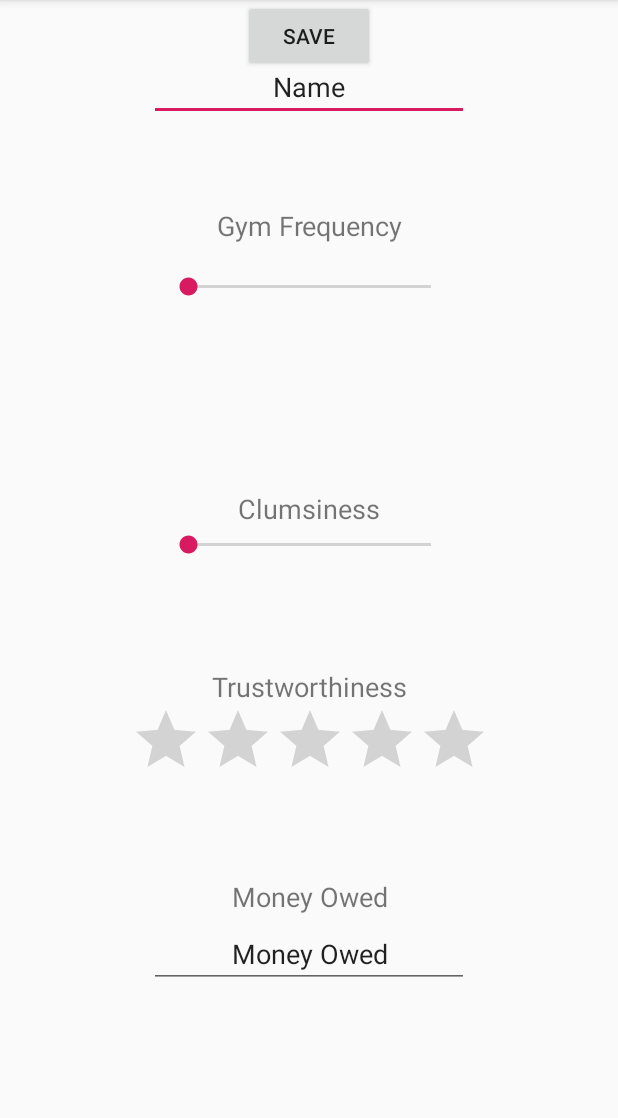
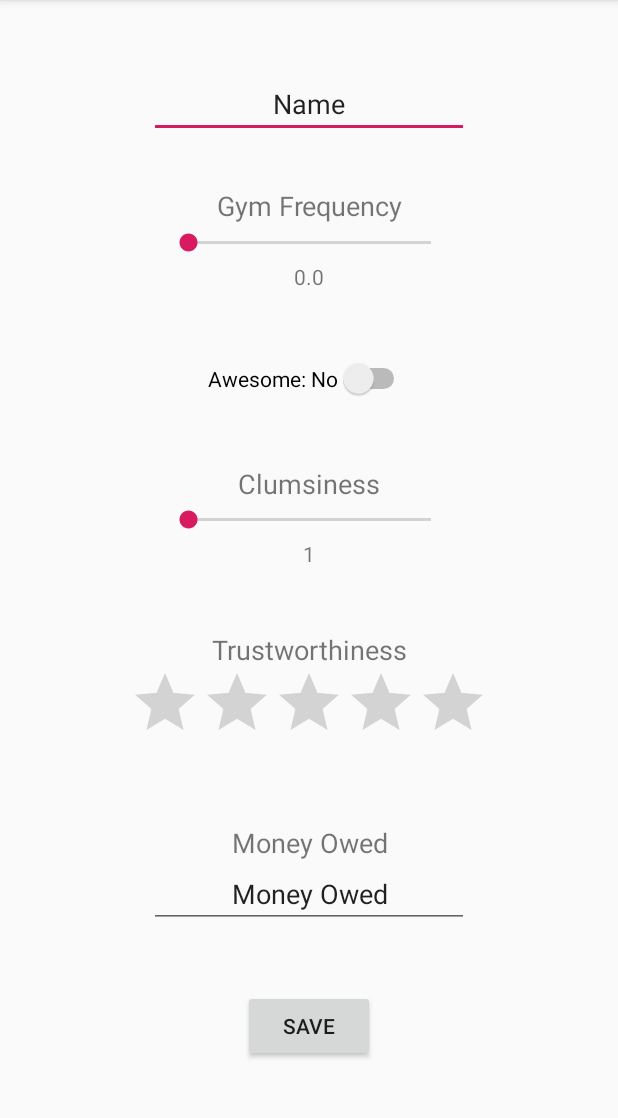
Before and after one commit to Tantime/Databases, an Android app: the FriendDetailActivity screen opened directly, with no data from a screen before it, on a phone screen of 412 x 824 dp, the part 84-1202 px from its top. Run offline under Robolectric (Android 15) with nearby library versions, the phone set to English and light mode, and no system bars; 6 statements that could not run were skipped.

Commit message:
value of progressbar works now

```diff
--- a/app/src/main/java/com/mistershorr/databases/Credentials.java
+++ b/app/src/main/java/com/mistershorr/databases/Credentials.java
@@ -1,6 +1,6 @@
 package com.mistershorr.databases;
 
 public class Credentials {
-    public static final String API_KEY = "01F6D05D-D7B7-4776-9986-F044B2D06073";
+    public static final String API_KEY = "AA99B970-9303-4861-8B9F-31D31B11665C";
     public static final String APP_ID = "DD8EDD56-B2E0-4481-9F89-DE7427F9FC60";
 }
--- a/app/src/main/java/com/mistershorr/databases/FriendDetailActivity.java
+++ b/app/src/main/java/com/mistershorr/databases/FriendDetailActivity.java
@@ -1,8 +1,10 @@
 package com.mistershorr.databases;
 
+import androidx.annotation.RequiresApi;
 import androidx.appcompat.app.AppCompatActivity;
 
 import android.content.Intent;
+import android.os.Build;
 import android.os.Bundle;
 import android.text.Editable;
 import android.text.TextWatcher;
@@ -21,15 +23,19 @@ public class FriendDetailActivity extends AppCompatActivity {
     private EditText editTextName;
     private TextView textViewGymFrequency;
     private SeekBar seekBarChangeGymFrequency;
+    private TextView textViewGymFrequencyValue;
     private Switch switchAwesome;
     private TextView textViewClumsiness;
     private SeekBar seekBarChangeClumsiness;
+    private TextView textViewClumsinessValue;
     private TextView textViewtrustworthiness;
     private RatingBar ratingBarChangeTrustworthiness;
     private TextView textViewMoneyOwed;
     private EditText editTextChangeMoneyOwed;
     private Button buttonSave;
+    private Friend friend;
 
+    @RequiresApi(api = Build.VERSION_CODES.O)
     @Override
     protected void onCreate(Bundle savedInstanceState) {
         super.onCreate(savedInstanceState);
@@ -37,24 +43,48 @@ public class FriendDetailActivity extends AppCompatActivity {
 
         wireWidgets();
 
-        Intent lastIntent = getIntent();
-        final Friend friend = lastIntent.getParcelableExtra(FriendListActivity.EXTRA_FRIEND);
+//        Intent lastIntent = getIntent();
+//        final Friend friend = lastIntent.getParcelableExtra(FriendListActivity.EXTRA_FRIEND);
+        friend = getIntent().getParcelableExtra(FriendListActivity.EXTRA_FRIEND);
 
         editTextName.setText("Name: " + friend.getName());
-        seekBarChangeGymFrequency.setMax(10);
+        seekBarChangeGymFrequency.setMin(0);
+        seekBarChangeGymFrequency.setMax(14);
         seekBarChangeGymFrequency.setProgress(friend.getGymFrequency());
+        textViewGymFrequencyValue.setText("" + (((double)(seekBarChangeGymFrequency.getProgress())) / 2));
         if(friend.isAwesome()) {
             switchAwesome.setText("Awesome: Yes");
         }
         else {
             switchAwesome.setText("Awesome: No");
         }
-//        seekBarChangeClumsiness.setMin(1);
-        seekBarChangeClumsiness.setMax(10);
+        seekBarChangeClumsiness.setMin(1);
+        seekBarChangeClumsiness.setMax(5);
         seekBarChangeClumsiness.setProgress(friend.getClumsiness());
+        textViewClumsinessValue.setText("" + (seekBarChangeClumsiness.getProgress()));
         ratingBarChangeTrustworthiness.setNumStars(friend.getTrustworthiness());
         editTextChangeMoneyOwed.setText("$" + friend.getMoneyOwed());
 
+        setListeners();
+    }
+
+    private void wireWidgets() {
+        editTextName = findViewById(R.id.editText_friendDetail_name);
+        textViewGymFrequency = findViewById(R.id.textView_friendDetail_gymFrequency);
+        seekBarChangeGymFrequency = findViewById(R.id.seekBar_friendDetail_changeGymFrequency);
+        textViewGymFrequencyValue = findViewById(R.id.textView_friendDetail_gymFrequencyValue);
+        switchAwesome = findViewById(R.id.switch_friendDetail_awesome);
+        textViewClumsiness = findViewById(R.id.textView_friendDetail_clumsiness);
+        seekBarChangeClumsiness = findViewById(R.id.seekBar_friendDetail_changeClumsiness);
+        textViewClumsinessValue = findViewById(R.id.textView_friendDetail_clumsinessValue);
+        textViewtrustworthiness = findViewById(R.id.textView_friendDetail_trustworthiness);
+        ratingBarChangeTrustworthiness = findViewById(R.id.ratingBar_friendDetail_changeTrustworthiness);
+        textViewMoneyOwed = findViewById(R.id.textView_friendDetail_moneyOwed);
+        editTextChangeMoneyOwed = findViewById(R.id.editText_friendDetail_changeMoneyOwed);
+        buttonSave = findViewById(R.id.button_friendDetail_save);
+    }
+
+    private void setListeners() {
         buttonSave.setOnClickListener(new View.OnClickListener() {
             @Override
             public void onClick(View view) {
@@ -66,19 +96,44 @@ public class FriendDetailActivity extends AppCompatActivity {
                 friend.setMoneyOwed(parseDouble(editTextChangeMoneyOwed.getText().toString().substring(1)));
             }
         });
-    }
 
-    private void wireWidgets() {
-        editTextName = findViewById(R.id.editText_friendDetail_name);
-        textViewGymFrequency = findViewById(R.id.textView_friendDetail_gymFrequency);
-        seekBarChangeGymFrequency = findViewById(R.id.seekBar_friendDetail_changeGymFrequency);
-        switchAwesome = findViewById(R.id.switch_friendDetail_awesome);
-        textViewClumsiness = findViewById(R.id.textView_friendDetail_clumsiness);
-        seekBarChangeClumsiness = findViewById(R.id.seekBar_friendDetail_changeClumsiness);
-        textViewtrustworthiness = findViewById(R.id.textView_friendDetail_trustworthiness);
-        ratingBarChangeTrustworthiness = findViewById(R.id.ratingBar_friendDetail_changeTrustworthiness);
-        textViewMoneyOwed = findViewById(R.id.textView_friendDetail_moneyOwed);
-        editTextChangeMoneyOwed = findViewById(R.id.editText_friendDetail_changeMoneyOwed);
-        buttonSave = findViewById(R.id.button_friendDetail_save);
+        seekBarChangeGymFrequency.setOnSeekBarChangeListener(new SeekBar.OnSeekBarChangeListener() {
+            @Override
+            public void onProgressChanged(SeekBar seekBar, int progress, boolean fromUser) {
+                double value = (progress * (seekBar.getWidth() - 2 * seekBar.getThumbOffset())) / seekBar.getMax();
+                textViewGymFrequencyValue.setText("" + (((double)(progress)) / 2));
+                textViewGymFrequencyValue.setX(seekBar.getX() + (int)value + seekBarChangeGymFrequency.getThumbOffset() / 2);
+            }
+
+            @Override
+            public void onStartTrackingTouch(SeekBar seekBar) {
+
+            }
+
+            @Override
+            public void onStopTrackingTouch(SeekBar seekBar) {
+
+            }
+        });
+
+        seekBarChangeClumsiness.setOnSeekBarChangeListener(new SeekBar.OnSeekBarChangeListener() {
+            @Override
+            public void onProgressChanged(SeekBar seekBar, int progress, boolean fromUser) {
+                int value = (progress * (seekBar.getWidth() - 2 * seekBar.getThumbOffset())) / seekBar.getMax();
+//                textViewClumsinessValue.setText("" + progress);
+                textViewClumsinessValue.setText("" + progress);
+                textViewClumsinessValue.setX(seekBar.getX() + value + seekBarChangeClumsiness.getThumbOffset() / 2);
+            }
+
+            @Override
+            public void onStartTrackingTouch(SeekBar seekBar) {
+
+            }
+
+            @Override
+            public void onStopTrackingTouch(SeekBar seekBar) {
+
+            }
+        });
     }
 }
--- a/app/src/main/res/layout/activity_friend_detail.xml
+++ b/app/src/main/res/layout/activity_friend_detail.xml
@@ -14,35 +14,24 @@
         android:inputType="textPersonName"
         android:text="@string/name"
         android:textAlignment="center"
+        app:layout_constraintBottom_toBottomOf="@+id/textView_friendDetail_gymFrequency"
+        app:layout_constraintEnd_toEndOf="parent"
+        app:layout_constraintHorizontal_bias="0.5"
+        app:layout_constraintStart_toStartOf="parent"
+        app:layout_constraintTop_toTopOf="parent"
+        app:layout_constraintVertical_bias="0.453" />
+
+    <RatingBar
+        android:id="@+id/ratingBar_friendDetail_changeTrustworthiness"
+        android:layout_width="wrap_content"
+        android:layout_height="wrap_content"
+        android:layout_marginBottom="116dp"
         app:layout_constraintBottom_toBottomOf="parent"
         app:layout_constraintEnd_toEndOf="parent"
-        app:layout_constraintStart_toStartOf="parent"
-        app:layout_constraintTop_toTopOf="parent"
-        app:layout_constraintVertical_bias="0.049" />
-
-    <TextView
-        android:id="@+id/textView_friendDetail_moneyOwed"
-        android:layout_width="wrap_content"
-        android:layout_height="24dp"
-        android:layout_marginBottom="4dp"
-        android:text="Money Owed"
-        android:textAlignment="center"
-        android:textSize="18sp"
-        app:layout_constraintBottom_toTopOf="@+id/editText_friendDetail_changeMoneyOwed"
-        app:layout_constraintEnd_toEndOf="parent"
-        app:layout_constraintStart_toStartOf="parent" />
-
-    <Switch
-        android:id="@+id/switch_friendDetail_awesome"
-        android:layout_width="wrap_content"
-        android:layout_height="wrap_content"
-        android:text="Awesome"
-        app:layout_constraintBottom_toTopOf="@+id/textView_friendDetail_gymFrequency"
-        app:layout_constraintEnd_toEndOf="parent"
-        app:layout_constraintHorizontal_bias="0.501"
+        app:layout_constraintHorizontal_bias="0.5"
         app:layout_constraintStart_toStartOf="parent"
         app:layout_constraintTop_toBottomOf="@+id/seekBar_friendDetail_changeClumsiness"
-        app:layout_constraintVertical_bias="0.485" />
+        app:layout_constraintVertical_bias="0.362" />
 
     <EditText
         android:id="@+id/editText_friendDetail_changeMoneyOwed"
@@ -54,9 +43,33 @@
         android:textAlignment="center"
         app:layout_constraintBottom_toBottomOf="parent"
         app:layout_constraintEnd_toEndOf="parent"
+        app:layout_constraintHorizontal_bias="0.5"
         app:layout_constraintStart_toStartOf="parent"
-        app:layout_constraintTop_toTopOf="parent"
-        app:layout_constraintVertical_bias="0.849" />
+        app:layout_constraintTop_toBottomOf="@+id/ratingBar_friendDetail_changeTrustworthiness"
+        app:layout_constraintVertical_bias="0.323" />
+
+    <Switch
+        android:id="@+id/switch_friendDetail_awesome"
+        android:layout_width="wrap_content"
+        android:layout_height="wrap_content"
+        android:text="Awesome"
+        app:layout_constraintBottom_toTopOf="@+id/textView_friendDetail_clumsiness"
+        app:layout_constraintEnd_toEndOf="parent"
+        app:layout_constraintHorizontal_bias="0.5"
+        app:layout_constraintStart_toStartOf="parent"
+        app:layout_constraintTop_toBottomOf="@+id/textView_friendDetail_gymFrequencyValue" />
+
+    <TextView
+        android:id="@+id/textView_friendDetail_gymFrequency"
+        android:layout_width="wrap_content"
+        android:layout_height="24dp"
+        android:text="Gym Frequency"
+        android:textAlignment="center"
+        android:textSize="18sp"
+        app:layout_constraintBottom_toTopOf="@+id/seekBar_friendDetail_changeGymFrequency"
+        app:layout_constraintEnd_toEndOf="parent"
+        app:layout_constraintHorizontal_bias="0.5"
+        app:layout_constraintStart_toStartOf="parent" />
 
     <TextView
         android:id="@+id/textView_friendDetail_clumsiness"
@@ -67,19 +80,20 @@
         android:textSize="18sp"
         app:layout_constraintBottom_toTopOf="@+id/seekBar_friendDetail_changeClumsiness"
         app:layout_constraintEnd_toEndOf="parent"
-        app:layout_constraintHorizontal_bias="0.501"
+        app:layout_constraintHorizontal_bias="0.5"
         app:layout_constraintStart_toStartOf="parent" />
 
-    <SeekBar
-        android:id="@+id/seekBar_friendDetail_changeClumsiness"
-        android:layout_width="194dp"
-        android:layout_height="26dp"
-        app:layout_constraintBottom_toBottomOf="parent"
+    <TextView
+        android:id="@+id/textView_friendDetail_moneyOwed"
+        android:layout_width="wrap_content"
+        android:layout_height="24dp"
+        android:text="Money Owed"
+        android:textAlignment="center"
+        android:textSize="18sp"
+        app:layout_constraintBottom_toTopOf="@+id/editText_friendDetail_changeMoneyOwed"
         app:layout_constraintEnd_toEndOf="parent"
-        app:layout_constraintHorizontal_bias="0.502"
-        app:layout_constraintStart_toStartOf="parent"
-        app:layout_constraintTop_toTopOf="parent"
-        app:layout_constraintVertical_bias="0.472" />
+        app:layout_constraintHorizontal_bias="0.5"
+        app:layout_constraintStart_toStartOf="parent" />
 
     <TextView
         android:id="@+id/textView_friendDetail_trustworthiness"
@@ -90,53 +104,58 @@
         android:textSize="18sp"
         app:layout_constraintBottom_toTopOf="@+id/ratingBar_friendDetail_changeTrustworthiness"
         app:layout_constraintEnd_toEndOf="parent"
-        app:layout_constraintHorizontal_bias="0.501"
+        app:layout_constraintHorizontal_bias="0.5"
         app:layout_constraintStart_toStartOf="parent" />
-
-    <TextView
-        android:id="@+id/textView_friendDetail_gymFrequency"
-        android:layout_width="wrap_content"
-        android:layout_height="24dp"
-        android:layout_marginBottom="8dp"
-        android:text="Gym Frequency"
-        android:textAlignment="center"
-        android:textSize="18sp"
-        app:layout_constraintBottom_toTopOf="@+id/seekBar_friendDetail_changeGymFrequency"
-        app:layout_constraintEnd_toEndOf="parent"
-        app:layout_constraintStart_toStartOf="parent"
-        app:layout_constraintTop_toTopOf="parent"
-        app:layout_constraintVertical_bias="0.944" />
 
     <Button
         android:id="@+id/button_friendDetail_save"
         android:layout_width="wrap_content"
         android:layout_height="wrap_content"
         android:text="Save"
+        app:layout_constraintBottom_toBottomOf="parent"
         app:layout_constraintEnd_toEndOf="parent"
-        app:layout_constraintHorizontal_bias="0.501"
+        app:layout_constraintHorizontal_bias="0.5"
         app:layout_constraintStart_toStartOf="parent"
-        tools:layout_editor_absoluteY="651dp" />
+        app:layout_constraintTop_toBottomOf="@+id/editText_friendDetail_changeMoneyOwed"
+        app:layout_constraintVertical_bias="0.411" />
+
+    <SeekBar
+        android:id="@+id/seekBar_friendDetail_changeClumsiness"
+        android:layout_width="194dp"
+        android:layout_height="26dp"
+        app:layout_constraintBottom_toBottomOf="parent"
+        app:layout_constraintEnd_toEndOf="parent"
+        app:layout_constraintHorizontal_bias="0.5"
+        app:layout_constraintStart_toStartOf="parent"
+        app:layout_constraintTop_toTopOf="parent"
+        app:layout_constraintVertical_bias="0.449" />
 
     <SeekBar
         android:id="@+id/seekBar_friendDetail_changeGymFrequency"
         android:layout_width="194dp"
         android:layout_height="26dp"
-        android:layout_marginBottom="564dp"
-        app:layout_constraintBottom_toBottomOf="parent"
+        app:layout_constraintBottom_toBottomOf="@+id/textView_friendDetail_clumsiness"
         app:layout_constraintEnd_toEndOf="parent"
-        app:layout_constraintHorizontal_bias="0.502"
-        app:layout_constraintStart_toStartOf="parent" />
+        app:layout_constraintHorizontal_bias="0.5"
+        app:layout_constraintStart_toStartOf="parent"
+        app:layout_constraintTop_toTopOf="parent"
+        app:layout_constraintVertical_bias="0.484" />
 
-    <RatingBar
-        android:id="@+id/ratingBar_friendDetail_changeTrustworthiness"
+    <TextView
+        android:id="@+id/textView_friendDetail_gymFrequencyValue"
         android:layout_width="wrap_content"
         android:layout_height="wrap_content"
-        android:layout_marginBottom="116dp"
-        app:layout_constraintBottom_toBottomOf="parent"
         app:layout_constraintEnd_toEndOf="parent"
-        app:layout_constraintHorizontal_bias="0.502"
         app:layout_constraintStart_toStartOf="parent"
-        app:layout_constraintTop_toBottomOf="@+id/seekBar_friendDetail_changeClumsiness"
-        app:layout_constraintVertical_bias="0.427" />
+        app:layout_constraintTop_toBottomOf="@+id/seekBar_friendDetail_changeGymFrequency" />
+
+    <TextView
+        android:id="@+id/textView_friendDetail_clumsinessValue"
+        android:layout_width="wrap_content"
+        android:layout_height="wrap_content"
+        app:layout_constraintEnd_toEndOf="parent"
+        app:layout_constraintHorizontal_bias="0.5"
+        app:layout_constraintStart_toStartOf="parent"
+        app:layout_constraintTop_toBottomOf="@+id/seekBar_friendDetail_changeClumsiness" />
 
 </androidx.constraintlayout.widget.ConstraintLayout>
```
